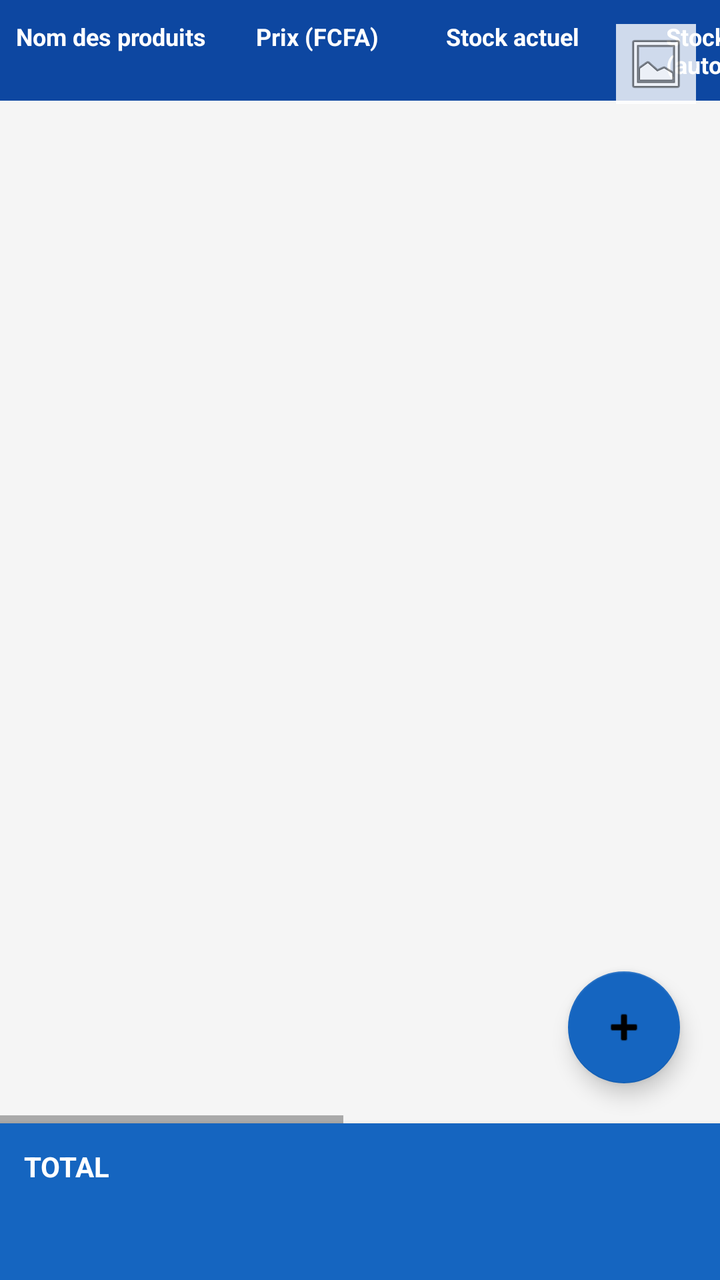
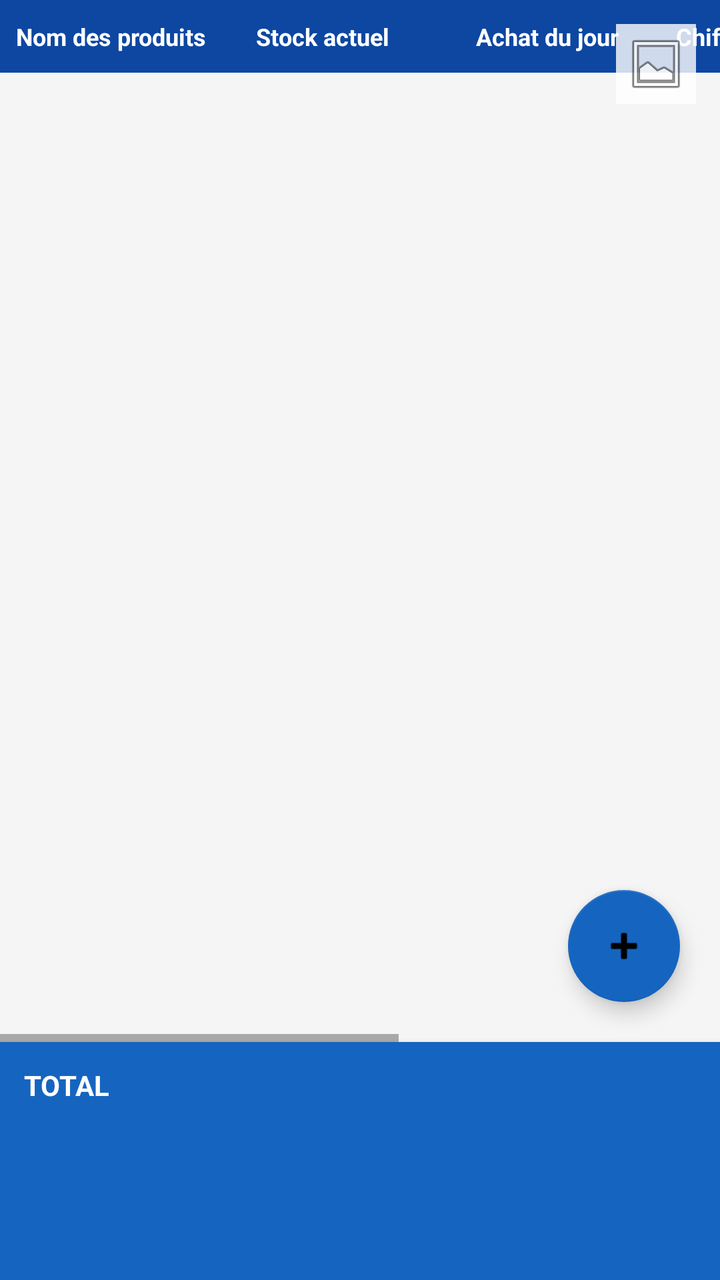

Compare the two renders of this Android layout. The source of the first and the diff that turns it into the second are given below.
<!-- AndroidManifest.xml: application theme Theme.MonStock -->
<!-- res/layout/fragment_ingredients.xml -->
<?xml version="1.0" encoding="utf-8"?>
<FrameLayout xmlns:android="http://schemas.android.com/apk/res/android"
    xmlns:app="http://schemas.android.com/apk/res-auto"
    android:layout_width="match_parent"
    android:layout_height="match_parent">

    <ImageView
        android:id="@+id/ivBackground"
        android:layout_width="match_parent"
        android:layout_height="match_parent"
        android:scaleType="centerCrop"
        android:alpha="0.22"
        android:contentDescription="@null" />

    <LinearLayout
        android:layout_width="match_parent"
        android:layout_height="match_parent"
        android:orientation="vertical">

        <FrameLayout
            android:layout_width="match_parent"
            android:layout_height="0dp"
            android:layout_weight="1">

            <HorizontalScrollView
                android:layout_width="match_parent"
                android:layout_height="match_parent"
                android:scrollbars="horizontal">

                <LinearLayout
                    android:layout_width="wrap_content"
                    android:layout_height="match_parent"
                    android:orientation="vertical">

                    <include layout="@layout/item_ingredient_header" />

                    <androidx.recyclerview.widget.RecyclerView
                        android:id="@+id/recyclerView"
                        android:layout_width="wrap_content"
                        android:layout_height="0dp"
                        android:layout_weight="1" />

                </LinearLayout>
            </HorizontalScrollView>

            <TextView
                android:id="@+id/tvEmpty"
                android:layout_width="wrap_content"
                android:layout_height="wrap_content"
                android:layout_gravity="center"
                android:text="@string/no_ingredients"
                android:textColor="#888888"
                android:visibility="gone" />

            <com.google.android.material.floatingactionbutton.FloatingActionButton
                android:id="@+id/fabAdd"
                android:layout_width="wrap_content"
                android:layout_height="wrap_content"
                android:layout_gravity="bottom|end"
                android:layout_margin="20dp"
                android:src="@android:drawable/ic_input_add"
                app:backgroundTint="?attr/colorPrimary" />

        </FrameLayout>

        <androidx.cardview.widget.CardView
            android:layout_width="match_parent"
            android:layout_height="wrap_content"
            app:cardBackgroundColor="?attr/colorPrimary"
            app:cardCornerRadius="0dp"
            app:cardElevation="4dp">

            <LinearLayout
                android:layout_width="match_parent"
                android:layout_height="wrap_content"
                android:orientation="vertical"
                android:padding="12dp">

                <TextView
                    android:layout_width="match_parent"
                    android:layout_height="wrap_content"
                    android:text="TOTAL"
                    android:textColor="@color/white"
                    android:textStyle="bold" />

                <TextView
                    android:id="@+id/tvTotalStock"
                    android:layout_width="match_parent"
                    android:layout_height="wrap_content"
                    android:textColor="@color/white"
                    android:textSize="13sp" />

                <TextView
                    android:id="@+id/tvTotalAchat"
                    android:layout_width="match_parent"
                    android:layout_height="wrap_content"
                    android:textColor="@color/white"
                    android:textSize="13sp" />

            </LinearLayout>
        </androidx.cardview.widget.CardView>

    </LinearLayout>

    <ImageButton
        android:id="@+id/btnChangeBackground"
        android:layout_width="40dp"
        android:layout_height="40dp"
        android:layout_gravity="top|end"
        android:layout_margin="12dp"
        android:background="#CCFFFFFF"
        android:padding="8dp"
        android:src="@android:drawable/ic_menu_gallery"
        android:contentDescription="@null" />

</FrameLayout>
<!-- res/layout/item_ingredient_header.xml (included above) -->
<?xml version="1.0" encoding="utf-8"?>
<LinearLayout xmlns:android="http://schemas.android.com/apk/res/android"
    android:layout_width="wrap_content"
    android:layout_height="wrap_content"
    android:orientation="horizontal"
    android:background="@color/primary_dark"
    android:paddingVertical="10dp">

    <TextView
        android:layout_width="120dp"
        android:layout_height="wrap_content"
        android:paddingHorizontal="8dp"
        android:text="Nom des produits"
        android:textColor="@color/white"
        android:textStyle="bold"
        android:textSize="12sp" />

    <TextView
        android:layout_width="95dp"
        android:layout_height="wrap_content"
        android:paddingHorizontal="8dp"
        android:text="Prix (FCFA)"
        android:textColor="@color/white"
        android:textStyle="bold"
        android:textSize="12sp" />

    <TextView
        android:layout_width="110dp"
        android:layout_height="wrap_content"
        android:paddingHorizontal="8dp"
        android:text="Stock actuel"
        android:textColor="@color/white"
        android:textStyle="bold"
        android:textSize="12sp" />

    <TextView
        android:layout_width="120dp"
        android:layout_height="wrap_content"
        android:paddingHorizontal="8dp"
        android:text="Stock présent (auto)"
        android:textColor="@color/white"
        android:textStyle="bold"
        android:textSize="12sp" />

    <TextView
        android:layout_width="100dp"
        android:layout_height="wrap_content"
        android:paddingHorizontal="8dp"
        android:text="Achat du jour"
        android:textColor="@color/white"
        android:textStyle="bold"
        android:textSize="12sp" />

    <TextView
        android:layout_width="120dp"
        android:layout_height="wrap_content"
        android:paddingHorizontal="8dp"
        android:text="Dépensé (auto)"
        android:textColor="@color/white"
        android:textStyle="bold"
        android:textSize="12sp" />

    <TextView
        android:layout_width="90dp"
        android:layout_height="wrap_content"
        android:paddingHorizontal="8dp"
        android:text="Actions"
        android:textColor="@color/white"
        android:textStyle="bold"
        android:textSize="12sp" />

</LinearLayout>
<!-- resources referenced by this layout -->
<resources>
  <color name="primary_dark">#0D47A1</color>
  <color name="white">#FFFFFF</color>
  <string name="no_ingredients">Aucun ingrédient. Appuie sur + pour en ajouter.</string>
  <style name="Theme.MonStock" parent="Theme.MaterialComponents.DayNight.NoActionBar">
          <item name="colorPrimary">@color/primary</item>
          <item name="colorPrimaryDark">@color/primary_dark</item>
          <item name="colorAccent">@color/accent</item>
          <item name="android:windowBackground">@color/background</item>
      </style>
  <color name="primary">#1565C0</color>
  <color name="accent">#43A047</color>
  <color name="background">#F5F5F5</color>
</resources>

<!-- the commit's change to res/layout/fragment_ingredients.xml (unified diff, before → after) -->
@@ -97,6 +97,21 @@
                     android:textColor="@color/white"
                     android:textSize="13sp" />
 
+                <TextView
+                    android:id="@+id/tvTotalNouveau"
+                    android:layout_width="match_parent"
+                    android:layout_height="wrap_content"
+                    android:textColor="@color/white"
+                    android:textSize="13sp" />
+
+                <TextView
+                    android:id="@+id/tvTotalChiffres"
+                    android:layout_width="match_parent"
+                    android:layout_height="wrap_content"
+                    android:textStyle="bold"
+                    android:textSize="14sp"
+                    android:layout_marginTop="4dp" />
+
             </LinearLayout>
         </androidx.cardview.widget.CardView>
 
@@ -133,28 +148,10 @@
         android:textSize="12sp" />
 
     <TextView
-        android:layout_width="95dp"
-        android:layout_height="wrap_content"
-        android:paddingHorizontal="8dp"
-        android:text="Prix (FCFA)"
-        android:textColor="@color/white"
-        android:textStyle="bold"
-        android:textSize="12sp" />
-
-    <TextView
         android:layout_width="110dp"
         android:layout_height="wrap_content"
         android:paddingHorizontal="8dp"
         android:text="Stock actuel"
-        android:textColor="@color/white"
-        android:textStyle="bold"
-        android:textSize="12sp" />
-
-    <TextView
-        android:layout_width="120dp"
-        android:layout_height="wrap_content"
-        android:paddingHorizontal="8dp"
-        android:text="Stock présent (auto)"
         android:textColor="@color/white"
         android:textStyle="bold"
         android:textSize="12sp" />
@@ -172,7 +169,16 @@
         android:layout_width="120dp"
         android:layout_height="wrap_content"
         android:paddingHorizontal="8dp"
-        android:text="Dépensé (auto)"
+        android:text="Chiffres (auto)"
+        android:textColor="@color/white"
+        android:textStyle="bold"
+        android:textSize="12sp" />
+
+    <TextView
+        android:layout_width="110dp"
+        android:layout_height="wrap_content"
+        android:paddingHorizontal="8dp"
+        android:text="Nouveau stock"
         android:textColor="@color/white"
         android:textStyle="bold"
         android:textSize="12sp" />
